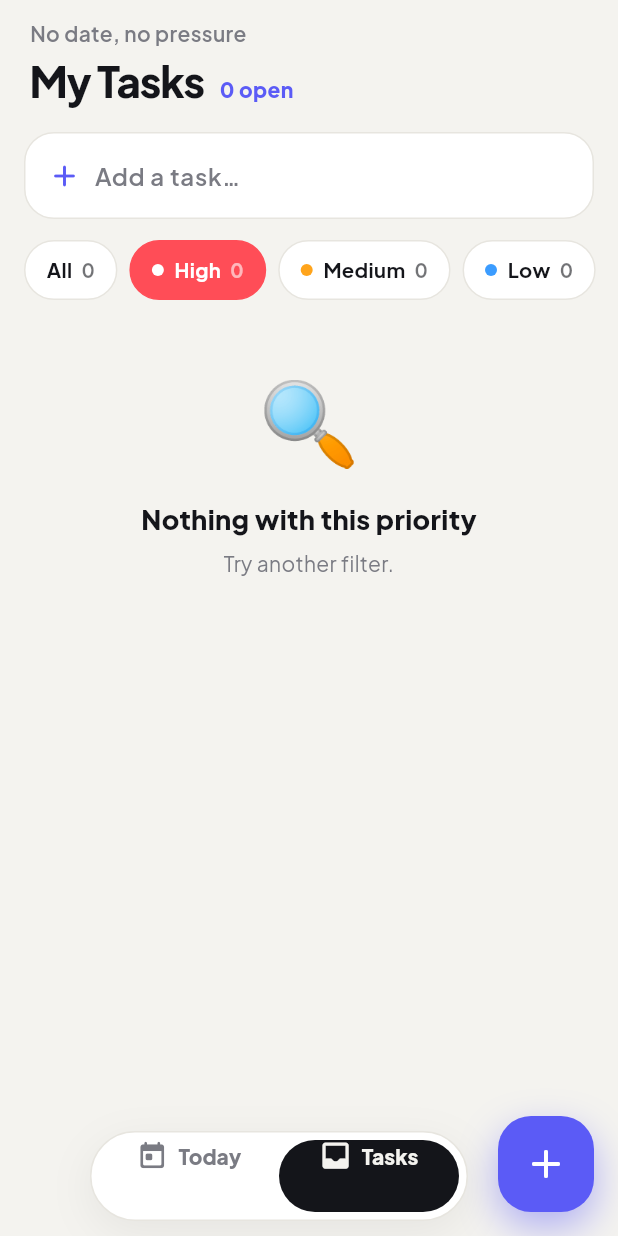
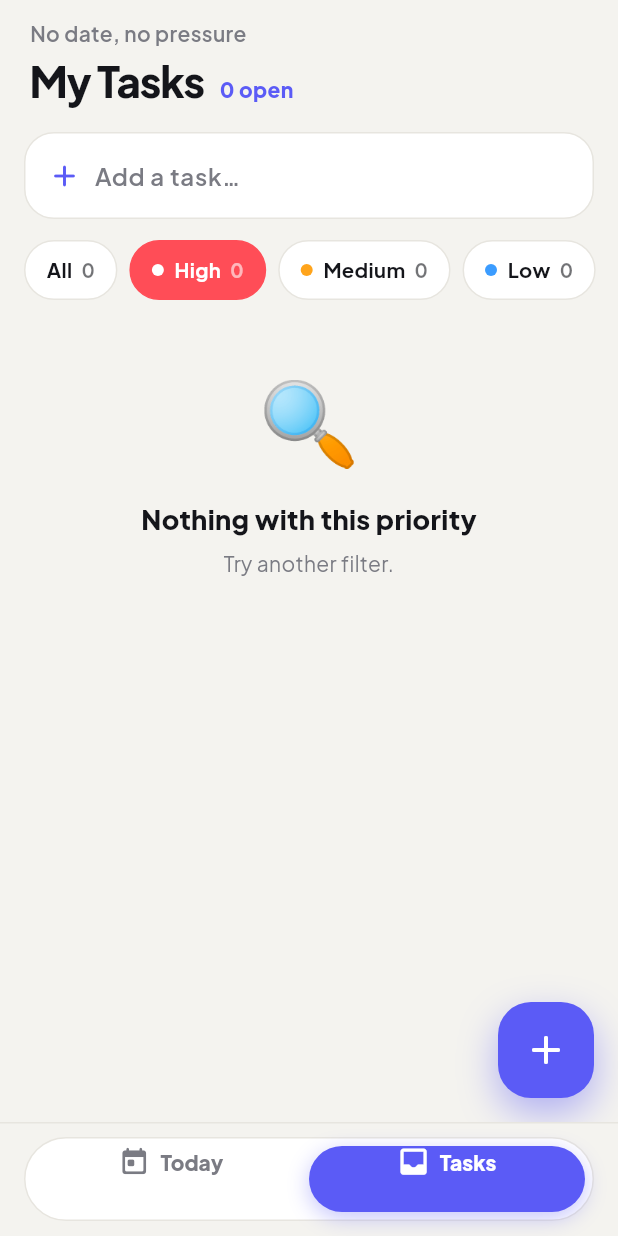
Before and after one commit to Swalih60/Plandot, a Flutter app: the RootShell screen opened directly, after a tap on "High", on a phone screen of 412 x 824 dp. Run offline on Flutter 3.47's test engine with Material 3 defaults, Android fonts, the phone set to English and light mode, and no system bars; drawn by our look-alikes of flutter_animate; our stand-ins replace audioplayers, file_picker, flutter_local_notifications, flutter_timezone, material_ui, share_plus and 1 more; missing offline and left inert: purchases_flutter.

Commit message:
Fixed bottom bar, sound effects, zoom-fade transitions, header layout fixes

```diff
--- a/lib/data/task_store.dart
+++ b/lib/data/task_store.dart
@@ -24,6 +24,7 @@ class TaskStore extends ChangeNotifier {
   AppThemeMode themeMode = AppThemeMode.system;
   int accent = 0;
   bool mondayFirst = true;
+  bool soundsOn = true;
   bool paywallSeen = false;
 
   /// Home screen shows the hour timeline instead of the list (Pro).
@@ -282,6 +283,11 @@ class TaskStore extends ChangeNotifier {
     _changed();
   }
 
+  void setSoundsOn(bool v) {
+    soundsOn = v;
+    _changed();
+  }
+
   void setMondayFirst(bool v) {
     mondayFirst = v;
     _changed();
@@ -335,6 +341,7 @@ class TaskStore extends ChangeNotifier {
     );
     accent = (s['accent'] as num?)?.toInt() ?? 0;
     mondayFirst = s['mondayFirst'] as bool? ?? true;
+    soundsOn = s['sounds'] as bool? ?? true;
     paywallSeen = s['paywallSeen'] as bool? ?? false;
     timelineView = s['timelineView'] as bool? ?? false;
     _nextNid = _tasks.fold<int>(0, (m, t) => max(m, t.notificationId)) + 1;
@@ -349,6 +356,7 @@ class TaskStore extends ChangeNotifier {
       'theme': themeMode.name,
       'accent': accent,
       'mondayFirst': mondayFirst,
+      'sounds': soundsOn,
       'paywallSeen': paywallSeen,
       'timelineView': timelineView,
     },
--- a/lib/ui/focus_screen.dart
+++ b/lib/ui/focus_screen.dart
@@ -17,6 +17,7 @@ import '../util/dates.dart';
 import 'paywall_screen.dart';
 import 'theme.dart';
 import 'widgets/confetti.dart';
+import '../services/sounds.dart';
 
 /// Opens the focus timer for [task] (Pro). Shows the paywall first if needed.
 Future<void> openFocus(BuildContext context, Task task, DateTime day) async {
@@ -190,6 +191,7 @@ class _FocusScreenState extends State<FocusScreen>
   }
 
   void _complete() {
+    Sounds.instance.play(Sfx.focusEnd);
     _ticker.stop();
     _breath.animateTo(0, duration: T.slow, curve: T.ease);
     HapticFeedback.heavyImpact();
--- a/lib/ui/home_screen.dart
+++ b/lib/ui/home_screen.dart
@@ -20,6 +20,7 @@ import 'widgets/confetti.dart';
 import 'widgets/day_header.dart';
 import 'widgets/task_tile.dart';
 import 'widgets/timeline_view.dart';
+import '../services/sounds.dart';
 
 class HomeScreen extends StatefulWidget {
   const HomeScreen({super.key});
@@ -62,6 +63,7 @@ class _HomeScreenState extends State<HomeScreen> {
         !_celebrated.contains(k)) {
       _celebrated.add(k);
       HapticFeedback.heavyImpact();
+      Sounds.instance.play(Sfx.allDone);
       _confetti.fire();
     }
     // Soft paywall right after the first "aha" moment: a completed task.
@@ -84,6 +86,7 @@ class _HomeScreenState extends State<HomeScreen> {
     final store = context.read<TaskStore>();
     Reminders.instance.cancelFor(t);
     store.delete(t);
+    Sounds.instance.play(Sfx.delete);
     ScaffoldMessenger.of(context)
       ..hideCurrentSnackBar()
       ..showSnackBar(
@@ -802,7 +805,7 @@ class _SectionHeader extends StatelessWidget {
                 ),
               ),
             ),
-            const Spacer(),
+            const SizedBox(width: 4),
             if (action != null)
               TextButton(
                 onPressed: onAction,
--- a/lib/ui/root_shell.dart
+++ b/lib/ui/root_shell.dart
@@ -6,6 +6,7 @@ import '../data/task_store.dart';
 import 'home_screen.dart';
 import 'tasks_screen.dart';
 import 'theme.dart';
+import '../services/sounds.dart';
 
 /// Two main areas: Today (day planner) and Tasks (undated master list),
 /// switched with a floating pill bar whose highlight glides between tabs.
@@ -23,6 +24,7 @@ class _RootShellState extends State<RootShell> {
   void _go(int i) {
     if (i == _tab) return;
     HapticFeedback.selectionClick();
+    Sounds.instance.play(Sfx.tap);
     FocusScope.of(context).unfocus();
     setState(() => _tab = i);
   }
@@ -31,7 +33,6 @@ class _RootShellState extends State<RootShell> {
   Widget build(BuildContext context) {
     final openCount = context.select<TaskStore, int>((s) => s.listOpenCount);
     return Scaffold(
-      extendBody: true,
       body: IndexedStack(
         index: _tab,
         children: [
@@ -77,18 +78,24 @@ class _NavBar extends StatelessWidget {
       (Icons.today_rounded, 'Today'),
       (Icons.inbox_rounded, 'Tasks'),
     ];
-    return SafeArea(
+    // Solid, full-width bar: content ends above it (never hidden behind),
+    // the tab switch is centred, and each screen's + button sits above it.
+    return DecoratedBox(
+      decoration: BoxDecoration(
+        color: pal.bg,
+        border: Border(top: BorderSide(color: pal.line)),
+      ),
+      child: SafeArea(
         top: false,
         child: Padding(
-        padding: const EdgeInsets.fromLTRB(60, 0, 100, 10),
+          padding: const EdgeInsets.fromLTRB(16, 10, 16, 10),
           child: Container(
-          height: 60,
+            height: 56,
             padding: const EdgeInsets.all(5),
             decoration: BoxDecoration(
               color: pal.card,
               borderRadius: BorderRadius.circular(999),
               border: Border.all(color: pal.line),
-            boxShadow: softShadow(context),
             ),
             child: LayoutBuilder(
               builder: (context, c) {
@@ -104,8 +111,15 @@ class _NavBar extends StatelessWidget {
                       width: w,
                       child: Container(
                         decoration: BoxDecoration(
-                        color: pal.ink,
+                          color: pal.accent,
                           borderRadius: BorderRadius.circular(999),
+                          boxShadow: [
+                            BoxShadow(
+                              color: pal.accent.withValues(alpha: 0.35),
+                              blurRadius: 12,
+                              offset: const Offset(0, 4),
+                            ),
+                          ],
                         ),
                       ),
                     ),
@@ -126,7 +140,9 @@ class _NavBar extends StatelessWidget {
                                     child: Icon(
                                       items[i].$1,
                                       size: 21,
-                                    color: tab == i ? pal.bg : pal.muted,
+                                      color: tab == i
+                                          ? Colors.white
+                                          : pal.muted,
                                     ),
                                   ),
                                   const SizedBox(width: 7),
@@ -136,7 +152,9 @@ class _NavBar extends StatelessWidget {
                                       fontFamily: 'Jakarta',
                                       fontWeight: FontWeight.w800,
                                       fontSize: 14,
-                                    color: tab == i ? pal.bg : pal.muted,
+                                      color: tab == i
+                                          ? Colors.white
+                                          : pal.muted,
                                     ),
                                     child: Text(items[i].$2),
                                   ),
@@ -153,15 +171,19 @@ class _NavBar extends StatelessWidget {
                                           vertical: 1,
                                         ),
                                         decoration: BoxDecoration(
-                                        color: pal.accent,
+                                          color: tab == i
+                                              ? Colors.white
+                                              : pal.accent,
                                           borderRadius: BorderRadius.circular(
                                             999,
                                           ),
                                         ),
                                         child: Text(
                                           '$badge',
-                                        style: const TextStyle(
-                                          color: Colors.white,
+                                          style: TextStyle(
+                                            color: tab == i
+                                                ? pal.accent
+                                                : Colors.white,
                                             fontSize: 11,
                                             fontWeight: FontWeight.w800,
                                           ),
@@ -181,6 +203,7 @@ class _NavBar extends StatelessWidget {
             ),
           ),
         ),
+      ),
     );
   }
 }
--- a/lib/ui/task_editor.dart
+++ b/lib/ui/task_editor.dart
@@ -13,6 +13,7 @@ import '../util/quick_parse.dart';
 import 'focus_screen.dart';
 import 'paywall_screen.dart';
 import 'theme.dart';
+import '../services/sounds.dart';
 
 /// Opens the add/edit sheet. Returns the saved task (or null).
 Future<Task?> showTaskEditor(
@@ -147,6 +148,7 @@ class _TaskEditorState extends State<TaskEditor> {
     }
     await Reminders.instance.scheduleFor(t);
     HapticFeedback.lightImpact();
+    if (!_editing) Sounds.instance.play(Sfx.add);
     if (mounted) Navigator.of(context).pop(t);
   }
 
@@ -567,6 +569,7 @@ class _TaskEditorState extends State<TaskEditor> {
                       final store = context.read<TaskStore>();
                       await Reminders.instance.cancelFor(widget.task!);
                       store.delete(widget.task!);
+                      Sounds.instance.play(Sfx.delete);
                       if (context.mounted) Navigator.pop(context);
                     },
                     icon: const Icon(Icons.delete_outline_rounded),
--- a/lib/ui/tasks_screen.dart
+++ b/lib/ui/tasks_screen.dart
@@ -13,6 +13,7 @@ import 'task_editor.dart';
 import 'theme.dart';
 import 'widgets/confetti.dart';
 import 'widgets/task_tile.dart';
+import '../services/sounds.dart';
 
 /// The master Tasks list: things to do that don't belong to a particular
 /// day. They stay here — never overdue — until they're done.
@@ -58,6 +59,7 @@ class _TasksScreenState extends State<TasksScreen> {
     );
     if (planned) Reminders.instance.scheduleFor(t);
     HapticFeedback.lightImpact();
+    Sounds.instance.play(Sfx.add);
     _quick.clear();
     setState(() => _quickPriority = Priority.none);
     if (planned) {
@@ -71,6 +73,7 @@ class _TasksScreenState extends State<TasksScreen> {
     store.toggleDone(t, _today);
     if (before > 0 && store.listOpenCount == 0) {
       HapticFeedback.heavyImpact();
+      Sounds.instance.play(Sfx.allDone);
       _confetti.fire();
     }
   }
@@ -86,6 +89,7 @@ class _TasksScreenState extends State<TasksScreen> {
     final store = context.read<TaskStore>();
     Reminders.instance.cancelFor(t);
     store.delete(t);
+    Sounds.instance.play(Sfx.delete);
     _snack('Deleted "${t.title}"', undo: () => store.restore(t));
   }
 
@@ -317,7 +321,17 @@ class _TasksScreenState extends State<TasksScreen> {
                               color: pal.muted,
                             ),
                           ),
-                          const Spacer(),
+                          const SizedBox(width: 4),
+                          TextButton.icon(
+                            onPressed: () =>
+                                setState(() => _showDone = !_showDone),
+                            icon: AnimatedRotation(
+                              turns: _showDone ? 0.5 : 0,
+                              duration: T.med,
+                              child: const Icon(Icons.expand_more_rounded),
+                            ),
+                            label: Text(_showDone ? 'Hide' : 'Show'),
+                          ),
                           if (_showDone)
                             TextButton(
                               onPressed: () {
@@ -336,16 +350,6 @@ class _TasksScreenState extends State<TasksScreen> {
                               },
                               child: const Text('Clear'),
                             ),
-                          TextButton.icon(
-                            onPressed: () =>
-                                setState(() => _showDone = !_showDone),
-                            icon: AnimatedRotation(
-                              turns: _showDone ? 0.5 : 0,
-                              duration: T.med,
-                              child: const Icon(Icons.expand_more_rounded),
-                            ),
-                            label: Text(_showDone ? 'Hide' : 'Show'),
-                          ),
                         ],
                       ),
                     ),
--- a/lib/ui/theme.dart
+++ b/lib/ui/theme.dart
@@ -1,5 +1,3 @@
-import 'package:cupertino_ui/cupertino_ui.dart'
-    show CupertinoPageTransitionsBuilder;
 import 'package:material_ui/material_ui.dart';
 
 import '../models/task.dart';
@@ -132,8 +130,8 @@ ThemeData buildTheme(Brightness b, Color accent) {
     ),
     pageTransitionsTheme: const PageTransitionsTheme(
       builders: {
-        TargetPlatform.android: CupertinoPageTransitionsBuilder(),
-        TargetPlatform.iOS: CupertinoPageTransitionsBuilder(),
+        TargetPlatform.android: ZoomFadeTransitions(),
+        TargetPlatform.iOS: ZoomFadeTransitions(),
       },
     ),
   );
@@ -147,3 +145,44 @@ List<BoxShadow> softShadow(BuildContext c) => [
     offset: const Offset(0, 8),
   ),
 ];
+
+/// Premium page transition: the new screen fades in while scaling up from
+/// 94%, and the screen underneath gently recedes. Same on Android and iOS.
+class ZoomFadeTransitions extends PageTransitionsBuilder {
+  const ZoomFadeTransitions();
+
+  @override
+  Duration get transitionDuration => const Duration(milliseconds: 380);
+
+  @override
+  Widget buildTransitions<R>(
+    PageRoute<R> route,
+    BuildContext context,
+    Animation<double> animation,
+    Animation<double> secondaryAnimation,
+    Widget child,
+  ) {
+    final inCurve = CurvedAnimation(
+      parent: animation,
+      curve: Curves.easeOutCubic,
+      reverseCurve: Curves.easeInCubic,
+    );
+    final outCurve = CurvedAnimation(
+      parent: secondaryAnimation,
+      curve: Curves.easeOutCubic,
+    );
+    return FadeTransition(
+      opacity: Tween<double>(begin: 1, end: 0.6).animate(outCurve),
+      child: ScaleTransition(
+        scale: Tween<double>(begin: 1, end: 0.96).animate(outCurve),
+        child: FadeTransition(
+          opacity: inCurve,
+          child: ScaleTransition(
+            scale: Tween<double>(begin: 0.94, end: 1).animate(inCurve),
+            child: child,
+          ),
+        ),
+      ),
+    );
+  }
+}
--- a/lib/ui/widgets/day_header.dart
+++ b/lib/ui/widgets/day_header.dart
@@ -6,6 +6,7 @@ import 'package:material_ui/material_ui.dart';
 
 import '../../util/dates.dart';
 import '../theme.dart';
+import '../../services/sounds.dart';
 
 /// Swipeable week strip. The selected pill glides between days.
 class WeekStrip extends StatefulWidget {
@@ -106,6 +107,7 @@ class _WeekStripState extends State<WeekStrip> {
                             behavior: HitTestBehavior.opaque,
                             onTap: () {
                               HapticFeedback.selectionClick();
+                              Sounds.instance.play(Sfx.tap);
                               widget.onSelect(d);
                             },
                             child: Column(
--- a/lib/ui/widgets/task_tile.dart
+++ b/lib/ui/widgets/task_tile.dart
@@ -5,6 +5,7 @@ import '../../models/task.dart';
 import '../../util/dates.dart';
 import '../theme.dart';
 import 'animated_check.dart';
+import '../../services/sounds.dart';
 
 /// A task row: priority accent, animated checkbox, self-drawing
 /// strikethrough, metadata chips, and swipe actions
@@ -59,6 +60,7 @@ class _TaskTileState extends State<TaskTile> {
   }
 
   void _toggle(bool v) {
+    Sounds.instance.play(v ? Sfx.complete : Sfx.uncheck);
     setState(() {
       _checked = v;
       _pending = true;
--- a/pubspec.yaml
+++ b/pubspec.yaml
@@ -47,6 +47,7 @@ dependencies:
   intl: ^0.20.3
   flutter_animate: ^4.5.2
   cupertino_ui: ^1.1.7
+  audioplayers: ^6.8.1
 
 dev_dependencies:
   flutter_test:
@@ -71,6 +72,8 @@ flutter:
   # included with your application, so that you can use the icons in
   # the material Icons class.
   uses-material-design: true
+  assets:
+    - assets/sounds/
   fonts:
     - family: Jakarta
       fonts:
```
Also changed, not shown: lib/main.dart (+9 -0 lines), lib/services/sounds.dart (added, +58 -0 lines), lib/ui/settings_screen.dart (+11 -0 lines), pubspec.lock, 7 other files. Lines whose indentation alone changed are shown as unchanged.
